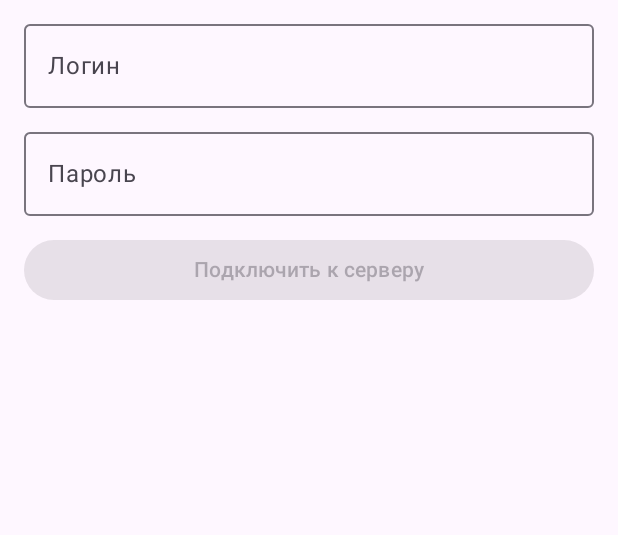
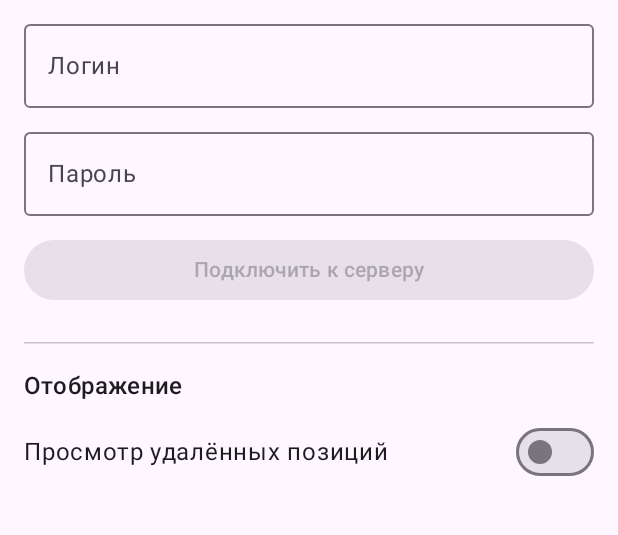
Before and after one commit to mordanov/label-system, an Android app built with Jetpack Compose: the screen it shows after launch (MainActivity), after a tap on an icon or button, on a phone screen of 412 x 824 dp, the part 542-1077 px from its top. Run offline under Robolectric (Android 15) with nearby library versions, the phone set to English and light mode, and no system bars.

Commit message:
feat(android): SettingsScreen — add show-deleted toggle
Co-Authored-By: Claude Sonnet 4.6 <noreply@anthropic.com>

```diff
--- a/android/app/src/main/kotlin/com/labelapp/ui/SettingsScreen.kt
+++ b/android/app/src/main/kotlin/com/labelapp/ui/SettingsScreen.kt
@@ -7,6 +7,7 @@ import androidx.compose.foundation.text.KeyboardOptions
 import androidx.compose.foundation.verticalScroll
 import androidx.compose.material3.*
 import androidx.compose.runtime.*
+import androidx.compose.ui.Alignment
 import androidx.compose.ui.Modifier
 import androidx.compose.ui.text.input.KeyboardType
 import androidx.compose.ui.text.input.PasswordVisualTransformation
@@ -17,6 +18,7 @@ import androidx.compose.ui.unit.dp
 fun SettingsScreen(vm: AppViewModel, onBack: () -> Unit) {
     val scanned by vm.scannedDevices.collectAsState()
     val tokenState by vm.tokenState.collectAsState()
+    val showDeleted by vm.showDeleted.collectAsState()
     var address by remember { mutableStateOf(vm.prefs.bleAddress ?: "") }
     var scanning by remember { mutableStateOf(false) }
     var serverUrl by remember { mutableStateOf(vm.prefs.serverUrl) }
@@ -128,6 +130,20 @@ fun SettingsScreen(vm: AppViewModel, onBack: () -> Unit) {
                     style = MaterialTheme.typography.bodySmall,
                 )
             }
+
+            Spacer(Modifier.height(24.dp))
+            HorizontalDivider()
+            Spacer(Modifier.height(16.dp))
+            Text("Отображение", style = MaterialTheme.typography.titleMedium)
+            Spacer(Modifier.height(8.dp))
+            Row(
+                Modifier.fillMaxWidth(),
+                verticalAlignment = Alignment.CenterVertically,
+                horizontalArrangement = Arrangement.SpaceBetween,
+            ) {
+                Text("Просмотр удалённых позиций")
+                Switch(checked = showDeleted, onCheckedChange = { vm.setShowDeleted(it) })
+            }
         }
     }
 }
```
